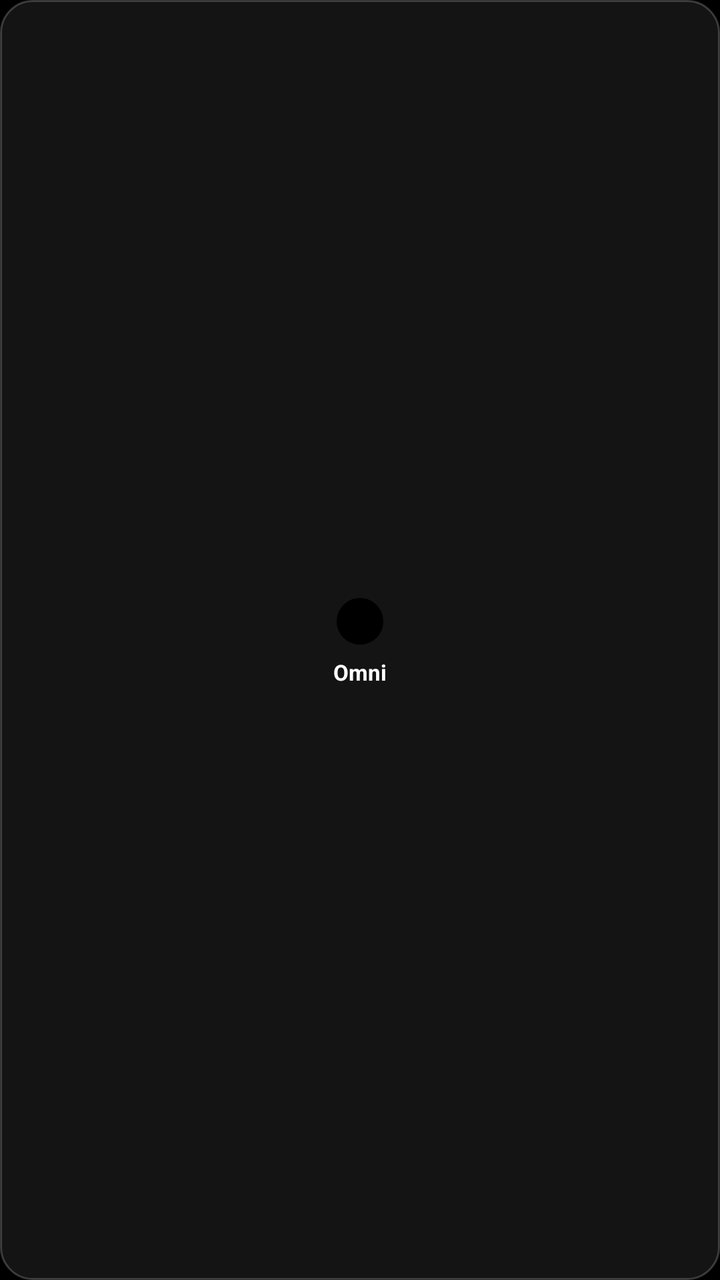
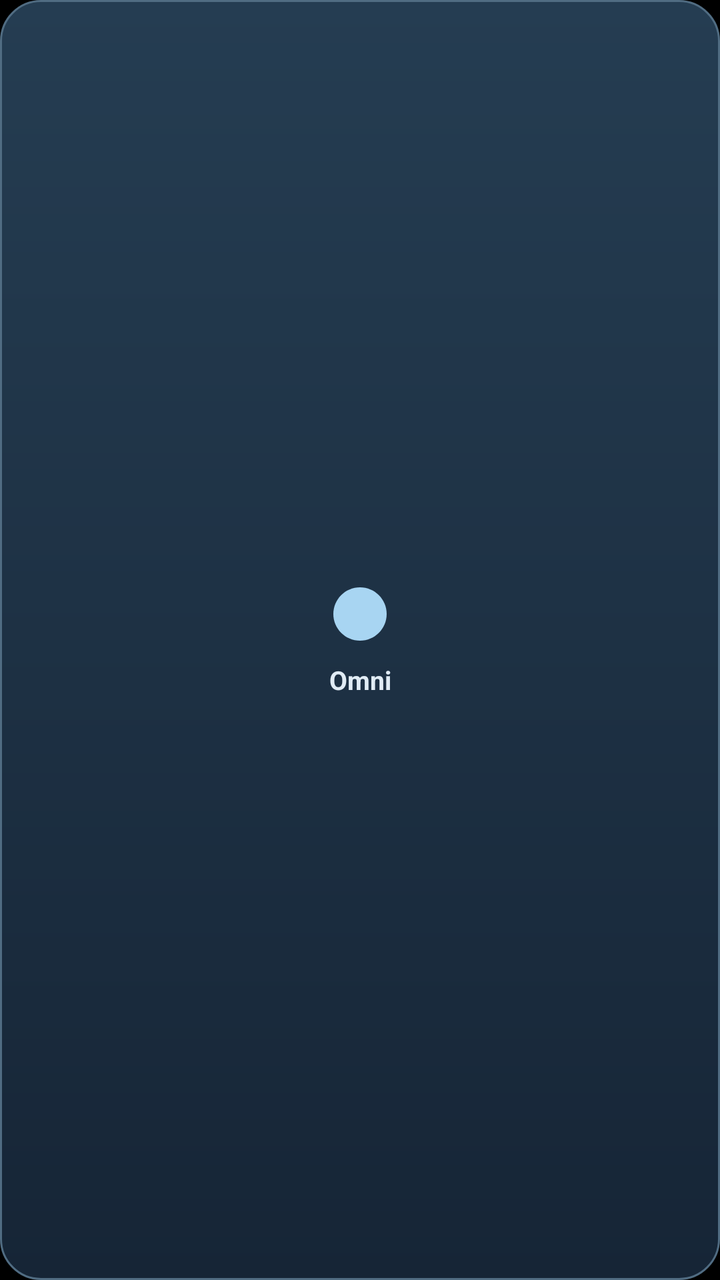

Compare the two renders of this Android layout. The source of the first and the diff that turns it into the second are given below.
<!-- AndroidManifest.xml: application theme Theme.OmniSync -->
<!-- res/layout/widget_layout.xml -->
<?xml version="1.0" encoding="utf-8"?>
<RelativeLayout xmlns:android="http://schemas.android.com/apk/res/android"
    android:id="@+id/widget_container"
    android:layout_width="match_parent"
    android:layout_height="match_parent"
    android:background="@drawable/widget_background"
    android:padding="8dp">

    <LinearLayout
        android:layout_width="wrap_content"
        android:layout_height="wrap_content"
        android:layout_centerInParent="true"
        android:gravity="center"
        android:orientation="vertical">

        <ImageView
            android:id="@+id/widget_icon"
            android:layout_width="28dp"
            android:layout_height="28dp"
            android:src="@drawable/ic_notification"
            android:layout_marginBottom="4dp"
            android:contentDescription="Action Icon" />

        <TextView
            android:id="@+id/widget_text"
            android:layout_width="wrap_content"
            android:layout_height="wrap_content"
            android:text="Omni"
            android:textColor="#FFFFFF"
            android:textSize="11sp"
            android:textStyle="bold"
            android:maxLines="1"
            android:ellipsize="end" />
    </LinearLayout>
</RelativeLayout>
<!-- resources referenced by this layout -->
<resources>
  <!-- drawable ic_notification (drawable) -->
  <vector xmlns:android="http://schemas.android.com/apk/res/android"
      android:width="24dp"
      android:height="24dp"
      android:viewportWidth="24.0"
      android:viewportHeight="24.0">
      <path
          android:fillColor="#FF000000"
          android:pathData="M12,2C6.48,2 2,6.48 2,12s4.48,10 10,10 10,-4.48 10,-10S17.52,2 12,2z"/>
  </vector>
  <!-- drawable widget_background (drawable) -->
  <?xml version="1.0" encoding="utf-8"?>
  <shape xmlns:android="http://schemas.android.com/apk/res/android">
      <solid android:color="#CC1A1A1A" />
      <corners android:radius="16dp" />
      <stroke android:width="1dp" android:color="#33FFFFFF" />
  </shape>
  <style name="Theme.OmniSync" parent="@android:style/Theme.NoTitleBar">
      </style>
</resources>

<!-- the commit's change to res/layout/widget_layout.xml (unified diff, before → after) -->
@@ -4,10 +4,10 @@
     android:layout_width="match_parent"
     android:layout_height="match_parent"
     android:background="@drawable/widget_background"
-    android:padding="8dp">
+    android:padding="10dp">
 
     <LinearLayout
-        android:layout_width="wrap_content"
+        android:layout_width="match_parent"
         android:layout_height="wrap_content"
         android:layout_centerInParent="true"
         android:gravity="center"
@@ -15,21 +15,22 @@
 
         <ImageView
             android:id="@+id/widget_icon"
-            android:layout_width="28dp"
-            android:layout_height="28dp"
+            android:layout_width="32dp"
+            android:layout_height="32dp"
+            android:tint="#A8D5F2"
             android:src="@drawable/ic_notification"
-            android:layout_marginBottom="4dp"
+            android:layout_marginBottom="8dp"
             android:contentDescription="Action Icon" />
 
         <TextView
             android:id="@+id/widget_text"
-            android:layout_width="wrap_content"
+            android:layout_width="match_parent"
             android:layout_height="wrap_content"
             android:text="Omni"
-            android:textColor="#FFFFFF"
-            android:textSize="11sp"
+            android:textColor="#E1ECF5"
+            android:textSize="13sp"
+            android:gravity="center"
             android:textStyle="bold"
-            android:maxLines="1"
-            android:ellipsize="end" />
+            android:maxLines="3" />
     </LinearLayout>
 </RelativeLayout>
<!-- resource entries referenced after the edit -->
@@ -13,9 +13,9 @@
   <!-- drawable widget_background (drawable) -->
   <?xml version="1.0" encoding="utf-8"?>
   <shape xmlns:android="http://schemas.android.com/apk/res/android">
-      <solid android:color="#CC1A1A1A" />
-      <corners android:radius="16dp" />
-      <stroke android:width="1dp" android:color="#33FFFFFF" />
+      <gradient android:startColor="#253D52" android:endColor="#162536" android:angle="270" />
+      <corners android:radius="20dp" />
+      <stroke android:width="1dp" android:color="#506C82" />
   </shape>
   <style name="Theme.OmniSync" parent="@android:style/Theme.NoTitleBar">
       </style>
